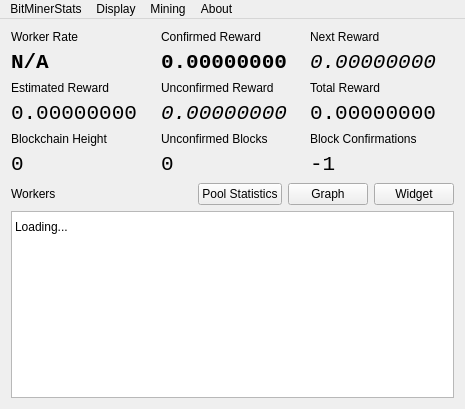
First picture: the form in src/mainwindow.ui, repository NexusTools/CoinMiningStats, before the edit.
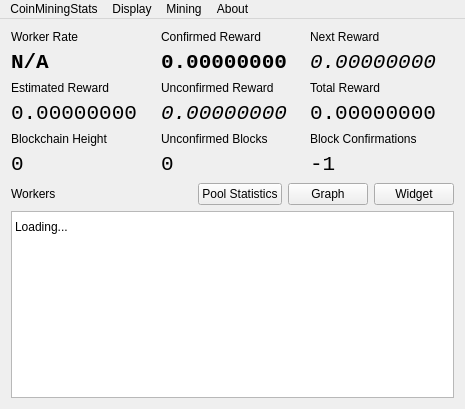
Second picture: the form after the edit. Custom widgets are drawn as their Qt base class.

```diff
--- a/src/mainwindow.ui
+++ b/src/mainwindow.ui
@@ -392,7 +392,7 @@
    </property>
    <widget class="QMenu" name="menuBitMinerStats">
     <property name="title">
-     <string>BitMinerStats</string>
+     <string>CoinMiningStats</string>
     </property>
     <addaction name="actionExportStatistics"/>
     <addaction name="actionRestoreDatabase"/>
```
